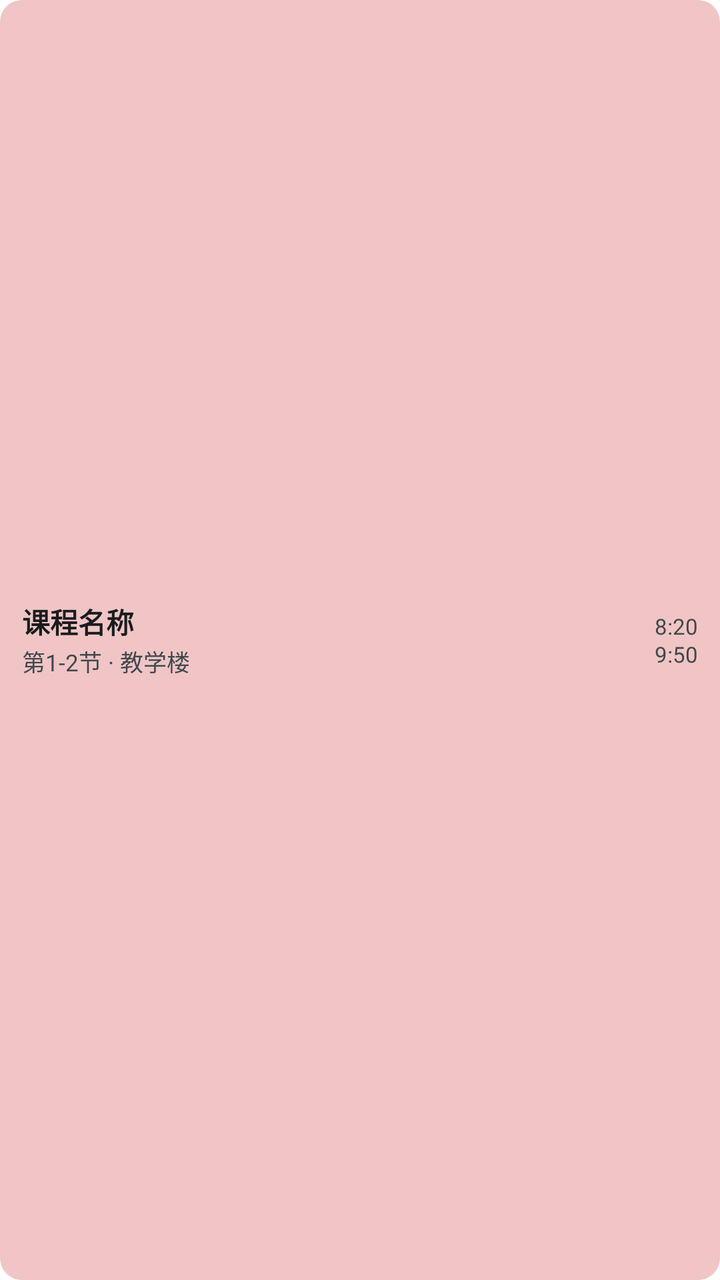
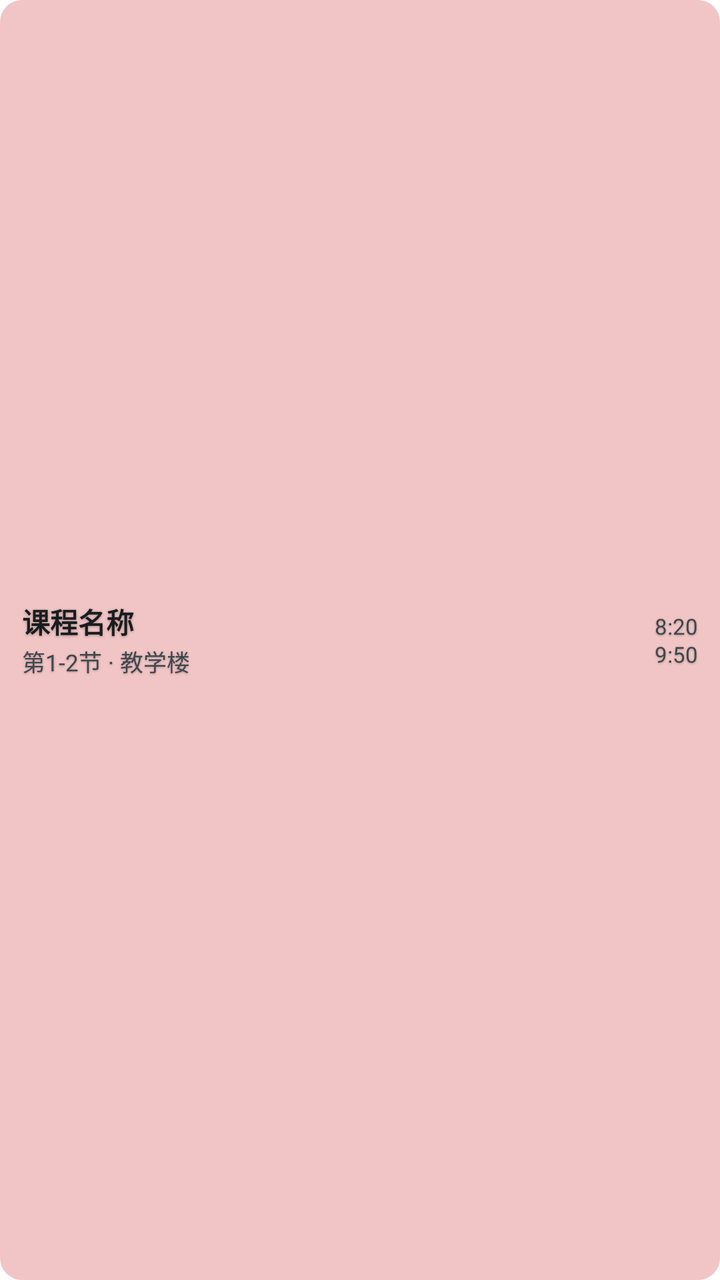

Two renders of the same Android screen: before a commit and after it. Below are the layout's source before the change and the commit's diff.
<!-- AndroidManifest.xml: application theme Theme.KB -->
<!-- res/layout/widget_item.xml -->
<?xml version="1.0" encoding="utf-8"?>
<LinearLayout xmlns:android="http://schemas.android.com/apk/res/android"
    android:id="@+id/w_item"
    android:layout_width="match_parent"
    android:layout_height="wrap_content"
    android:orientation="horizontal"
    android:gravity="center_vertical"
    android:background="@drawable/widget_pill_0"
    android:paddingStart="11dp"
    android:paddingEnd="11dp"
    android:paddingTop="7dp"
    android:paddingBottom="7dp">

    <LinearLayout
        android:layout_width="0dp"
        android:layout_height="wrap_content"
        android:layout_weight="1"
        android:orientation="vertical">

        <TextView
            android:id="@+id/w_name"
            android:layout_width="match_parent"
            android:layout_height="wrap_content"
            android:text="课程名称"
            android:textSize="14sp"
            android:fontFamily="sans-serif-medium"
            android:textStyle="bold"
            android:textColor="@android:color/system_neutral1_900"
            android:maxLines="1"
            android:ellipsize="end" />

        <TextView
            android:id="@+id/w_meta"
            android:layout_width="match_parent"
            android:layout_height="wrap_content"
            android:layout_marginTop="1dp"
            android:text="第1-2节 · 教学楼"
            android:textSize="11.5sp"
            android:textColor="@android:color/system_neutral2_700"
            android:maxLines="1"
            android:ellipsize="end" />
    </LinearLayout>

    
    <TextView
        android:id="@+id/w_time"
        android:layout_width="wrap_content"
        android:layout_height="wrap_content"
        android:layout_marginStart="8dp"
        android:gravity="end"
        android:text="8:20\n9:50"
        android:textSize="11sp"
        android:lineSpacingExtra="1dp"
        android:fontFamily="sans-serif"
        android:textColor="@android:color/system_neutral2_700" />
</LinearLayout>
<!-- resources referenced by this layout -->
<resources>
  <!-- drawable widget_pill_0 (drawable) -->
  <?xml version="1.0" encoding="utf-8"?>
  <shape xmlns:android="http://schemas.android.com/apk/res/android" android:shape="rectangle">
      <solid android:color="#FFF1C5C5" />
      <corners android:radius="11dp" />
  </shape>
  <style name="Theme.KB" parent="android:Theme.Material.Light.NoActionBar">
          <item name="android:windowBackground">@android:color/white</item>
          <item name="android:statusBarColor">@android:color/transparent</item>
      </style>
</resources>

<!-- the commit's change to res/layout/widget_item.xml (unified diff, before → after) -->
@@ -25,6 +25,9 @@
             android:textSize="14sp"
             android:fontFamily="sans-serif-medium"
             android:textStyle="bold"
+            android:shadowColor="#4D000000"
+            android:shadowRadius="3"
+            android:shadowDy="1"
             android:textColor="@android:color/system_neutral1_900"
             android:maxLines="1"
             android:ellipsize="end" />
@@ -36,6 +39,9 @@
             android:layout_marginTop="1dp"
             android:text="第1-2节 · 教学楼"
             android:textSize="11.5sp"
+            android:shadowColor="#4D000000"
+            android:shadowRadius="2"
+            android:shadowDy="1"
             android:textColor="@android:color/system_neutral2_700"
             android:maxLines="1"
             android:ellipsize="end" />
@@ -52,5 +58,9 @@
         android:textSize="11sp"
         android:lineSpacingExtra="1dp"
         android:fontFamily="sans-serif"
+        android:fontFeatureSettings="tnum"
+        android:shadowColor="#4D000000"
+        android:shadowRadius="2"
+        android:shadowDy="1"
         android:textColor="@android:color/system_neutral2_700" />
 </LinearLayout>
